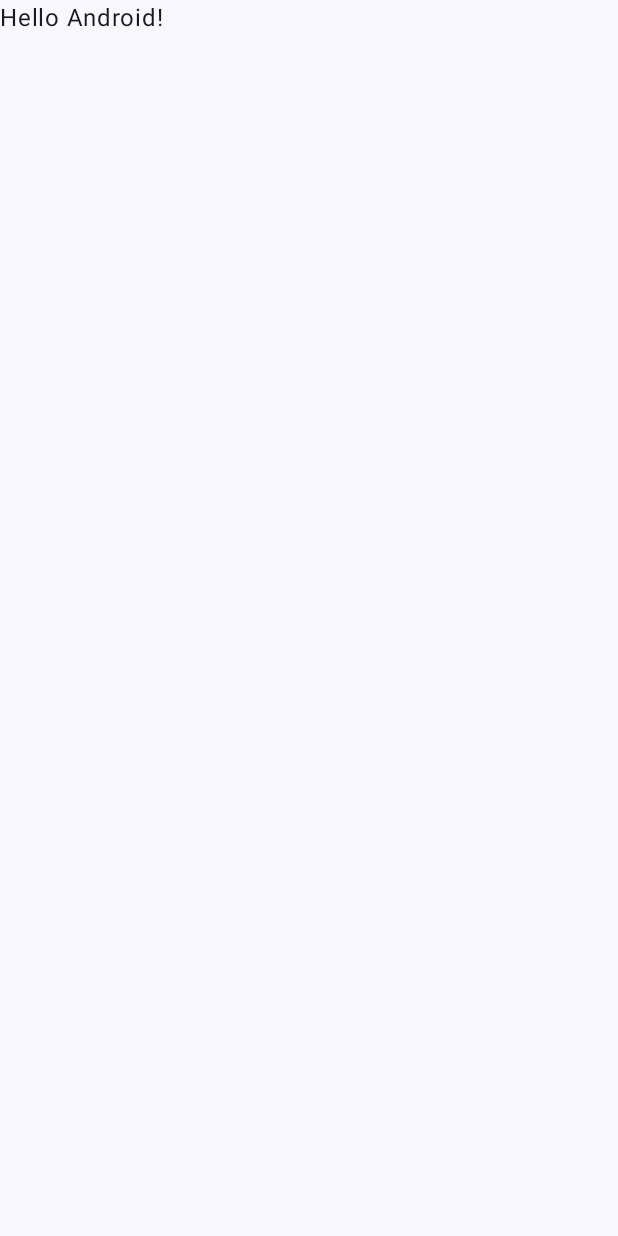
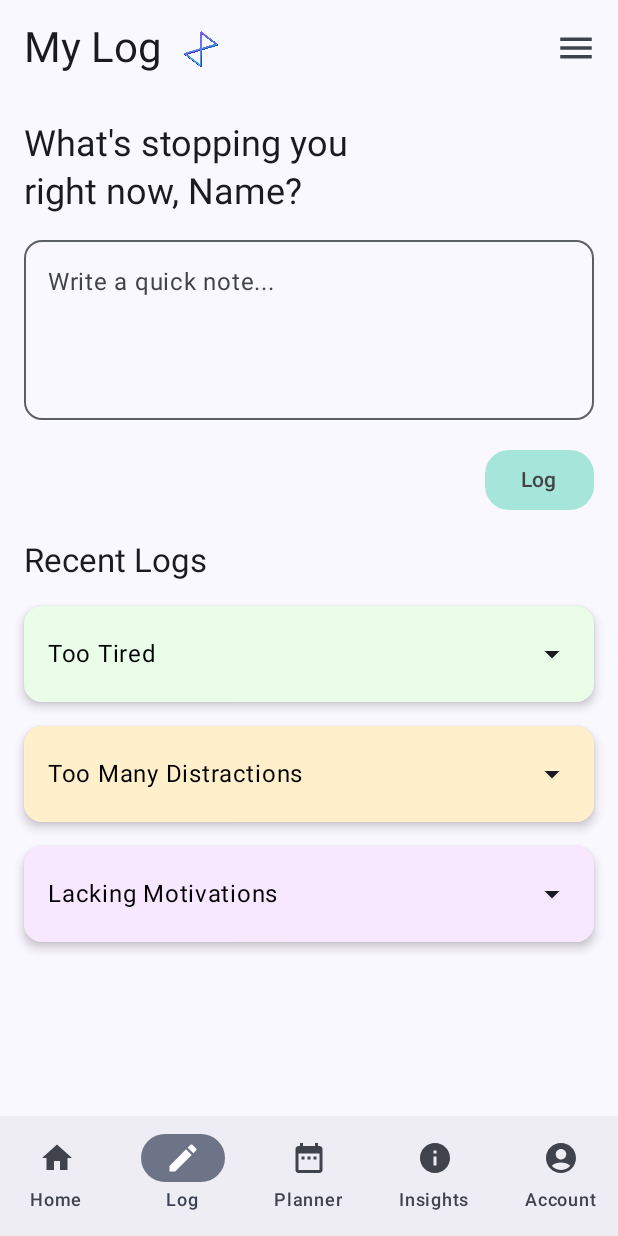
Before and after one commit to Cos229-239/2025_10_Team1, an Android app built with Jetpack Compose: the screen it shows after launch (MainActivity), on a phone screen of 412 x 824 dp. Before the commit the screen is almost empty. Run offline under Robolectric (Android 15) with nearby library versions, the phone set to English and light mode, and no system bars.

Commit message:
Finished Log Screen.

```diff
--- a/app/build.gradle.kts
+++ b/app/build.gradle.kts
@@ -49,6 +49,8 @@ dependencies {
     implementation(libs.androidx.compose.ui.graphics)
     implementation(libs.androidx.compose.ui.tooling.preview)
     implementation(libs.androidx.compose.material3)
+
+
     testImplementation(libs.junit)
     androidTestImplementation(libs.androidx.junit)
     androidTestImplementation(libs.androidx.espresso.core)
@@ -56,4 +58,5 @@ dependencies {
     androidTestImplementation(libs.androidx.compose.ui.test.junit4)
     debugImplementation(libs.androidx.compose.ui.tooling)
     debugImplementation(libs.androidx.compose.ui.test.manifest)
+
 }
--- a/app/src/main/java/com/example/myapplication/MainActivity.kt
+++ b/app/src/main/java/com/example/myapplication/MainActivity.kt
@@ -5,12 +5,8 @@ import androidx.activity.ComponentActivity
 import androidx.activity.compose.setContent
 import androidx.activity.enableEdgeToEdge
 import androidx.compose.foundation.layout.fillMaxSize
-import androidx.compose.foundation.layout.padding
-import androidx.compose.material3.Scaffold
-import androidx.compose.material3.Text
-import androidx.compose.runtime.Composable
 import androidx.compose.ui.Modifier
-import androidx.compose.ui.tooling.preview.Preview
+import com.example.myapplication.ui.log.LogScreen // <-- This line imports your new screen
 import com.example.myapplication.ui.theme.MyApplicationTheme
 
 class MainActivity : ComponentActivity() {
@@ -19,29 +15,12 @@ class MainActivity : ComponentActivity() {
         enableEdgeToEdge()
         setContent {
             MyApplicationTheme {
-                Scaffold(modifier = Modifier.fillMaxSize()) { innerPadding ->
-                    Greeting(
-                        name = "Android",
-                        modifier = Modifier.padding(innerPadding)
-                    )
-                }
+                // We are calling the new LogScreen here instead of the old "Greeting"
+                LogScreen(
+                    userName = "Name", // You can change this to a dynamic name
+                    modifier = Modifier.fillMaxSize()
+                )
             }
         }
     }
 }
-
-@Composable
-fun Greeting(name: String, modifier: Modifier = Modifier) {
-    Text(
-        text = "Hello $name!",
-        modifier = modifier
-    )
-}
-
-@Preview(showBackground = true)
-@Composable
-fun GreetingPreview() {
-    MyApplicationTheme {
-        Greeting("Android")
-    }
-}
--- /dev/null
+++ b/app/src/main/java/com/example/myapplication/ui/log/LogScreen.kt
@@ -0,0 +1,334 @@
+package com.example.myapplication.ui.log
+
+
+import android.util.Log
+
+import com.example.myapplication.R
+import androidx.compose.animation.core.animateFloatAsState
+import androidx.compose.animation.core.tween
+import androidx.compose.foundation.background
+import androidx.compose.foundation.clickable
+import androidx.compose.foundation.layout.*
+import androidx.compose.foundation.lazy.LazyColumn
+import androidx.compose.foundation.lazy.items
+import androidx.compose.foundation.shape.RoundedCornerShape
+import androidx.compose.material.icons.Icons
+import androidx.compose.material.icons.filled.*
+import androidx.compose.material3.*
+import androidx.compose.runtime.*
+import androidx.compose.runtime.getValue
+import androidx.compose.runtime.setValue
+import androidx.compose.ui.Alignment
+import androidx.compose.ui.Modifier
+import androidx.compose.ui.draw.clip
+import androidx.compose.ui.graphics.Color
+import androidx.compose.ui.graphics.graphicsLayer
+import androidx.compose.ui.graphics.vector.ImageVector
+import androidx.compose.ui.res.painterResource
+import androidx.compose.ui.text.font.FontWeight
+import androidx.compose.ui.tooling.preview.Preview
+import androidx.compose.ui.unit.dp
+import com.example.myapplication.ui.theme.MyApplicationTheme
+
+
+data class RecentLog(val title: String, val color: Color)
+// --- UPDATE: Added a text color property for better contrast ---
+data class DropdownItem(val text: String, val backgroundColor: Color, val textColor: Color)
+
+
+@OptIn(ExperimentalMaterial3Api::class)
+@Composable
+fun LogScreen(userName: String, modifier: Modifier = Modifier) {
+    val recentLogs = remember {
+        mutableStateListOf(
+            RecentLog("Too Tired", Color(0xFFEAFDE9)),
+            RecentLog("Too Many Distractions", Color(0xFFFFEFCB)),
+            RecentLog("Lacking Motivations", Color(0xFFF8E8FF))
+        )
+    }
+    var newLogText by remember { mutableStateOf("") }
+    val logColors = listOf(
+        Color(0xFFEAFDE9), // Light Green
+        Color(0xFFFFEFCB), // Light Orange
+        Color(0xFFF8E8FF), // Light Purple
+        Color(0xFFE0F7FA), // Light Cyan
+        Color(0xFFFFEBEE)  // Light Pink
+    )
+
+    Scaffold(
+        topBar = { LogTopAppBar() },
+        bottomBar = { LogBottomNavigationBar() },
+        modifier = modifier
+    ) { paddingValues ->
+        LazyColumn(
+            modifier = Modifier
+                .fillMaxSize()
+                .padding(paddingValues)
+                .padding(horizontal = 16.dp),
+            verticalArrangement = Arrangement.spacedBy(16.dp)
+        ) {
+            item {
+                Spacer(modifier = Modifier.height(16.dp))
+                LogInputSection(
+                    userName = userName,
+                    text = newLogText,
+                    onTextChange = { newLogText = it },
+                    onLogSubmitted = {
+                        if (newLogText.isNotBlank()) {
+                            recentLogs.add(0, RecentLog(newLogText, logColors.random()))
+                            newLogText = ""
+                        }
+                    }
+                )
+            }
+            item {
+                Text(
+                    text = "Recent Logs",
+                    style = MaterialTheme.typography.titleLarge
+                )
+            }
+            items(recentLogs) { log ->
+                RecentLogItem(log = log)
+            }
+        }
+    }
+}
+
+@OptIn(ExperimentalMaterial3Api::class)
+@Composable
+fun LogTopAppBar() {
+    var menuExpanded by remember { mutableStateOf(false) }
+    // --- UPDATE: Using new DropdownItem structure with background and text colors ---
+    val menuItems = listOf(
+        DropdownItem("Focus", backgroundColor = Color(0xFFE8F5E9), textColor = Color(0xFF2E7D32)),       // Light Green / Dark Green
+        DropdownItem("Breakroom", backgroundColor = Color(0xFFE3F2FD), textColor = Color(0xFF1565C0)), // Light Blue / Dark Blue
+        DropdownItem("Insights", backgroundColor = Color(0xFFFFF8E1), textColor = Color(0xFFF9A825)),  // Light Amber / Dark Amber
+        DropdownItem("Planner", backgroundColor = Color(0xFFF3E5F5), textColor = Color(0xFF6A1B9A)),   // Light Purple / Dark Purple
+        DropdownItem("Home", backgroundColor = Color(0xFFFFEBEE), textColor = Color(0xFFC62828)),         // Light Red / Dark Red
+        DropdownItem("Menu", backgroundColor = Color(0xFFECEFF1), textColor = Color(0xFF37474F))          // Light Grey / Dark Grey
+    )
+
+    TopAppBar(
+        title = {
+            Row(verticalAlignment = Alignment.CenterVertically) {
+                Text(
+                    text = "My Log",
+                    style = MaterialTheme.typography.headlineMedium
+                )
+                Icon(
+                    painter = painterResource(id = R.drawable.tisense_icon_2),
+                    contentDescription = "App Logo",
+                    tint = Color.Unspecified,
+                    modifier = Modifier.size(54.dp)
+                )
+            }
+        },
+        actions = {
+            Box {
+                IconButton(onClick = { menuExpanded = true }) {
+                    Icon(
+                        imageVector = Icons.Filled.Menu,
+                        contentDescription = "Menu",
+                        modifier = Modifier.size(28.dp)
+                    )
+                }
+                DropdownMenu(
+                    expanded = menuExpanded,
+                    onDismissRequest = { menuExpanded = false }
+                ) {
+                    menuItems.forEach { item ->
+                        DropdownMenuItem(
+                            text = {
+                                // --- UPDATE: Creating the oval bubble ---
+                                Box(
+                                    modifier = Modifier
+                                        .clip(RoundedCornerShape(50)) // Makes it an oval/pill shape
+                                        .background(item.backgroundColor)
+                                        .padding(horizontal = 12.dp, vertical = 6.dp)
+                                ) {
+                                    Text(item.text, color = item.textColor)
+                                }
+                            },
+                            onClick = {
+                                Log.d("LogScreen", "${item.text} clicked")
+                                menuExpanded = false
+                            }
+                        )
+                    }
+                }
+            }
+        },
+        colors = TopAppBarDefaults.topAppBarColors(
+            containerColor = Color.Transparent
+        )
+    )
+}
+
+@Composable
+fun LogInputSection(
+    userName: String,
+    text: String,
+    onTextChange: (String) -> Unit,
+    onLogSubmitted: () -> Unit
+) {
+    Column(modifier = Modifier.fillMaxWidth()) {
+        Text(
+            text = "What's stopping you\nright now, $userName?",
+            style = MaterialTheme.typography.headlineSmall,
+            modifier = Modifier.padding(bottom = 16.dp)
+        )
+        OutlinedTextField(
+            value = text,
+            onValueChange = onTextChange,
+            placeholder = { Text("Write a quick note...") },
+            modifier = Modifier
+                .fillMaxWidth()
+                .height(120.dp),
+            shape = RoundedCornerShape(12.dp)
+        )
+        Spacer(modifier = Modifier.height(16.dp))
+        Button(
+            onClick = onLogSubmitted,
+            modifier = Modifier.align(Alignment.End),
+            shape = MaterialTheme.shapes.large,
+            colors = ButtonDefaults.buttonColors(
+                containerColor = Color(0xFFA6E6DA)
+            )
+        ) {
+            Text("Log", color = Color.DarkGray)
+        }
+    }
+}
+
+@Composable
+fun RecentLogItem(log: RecentLog) {
+    var isFlipped by remember { mutableStateOf(false) }
+
+    val rotation by animateFloatAsState(
+        targetValue = if (isFlipped) 180f else 0f,
+        animationSpec = tween(durationMillis = 600),
+        label = "rotationAnimation"
+    )
+
+    // --- AI ATTRIBUTION ---
+    // The following function provides mock recommendations for demonstration purposes.
+    // In a real application, this logic would be replaced by a call to a generative
+    // AI model like Google's Gemini API.
+    fun getAiRecommendation(title: String): String {
+        return when {
+            "tired" in title.lowercase() -> "Try the 5-minute rule: work on a task for just 5 minutes. Often, starting is the hardest part. A short walk can also boost energy."
+            "distractions" in title.lowercase() -> "Consider using 'Focus Mode' on your phone. Put on headphones, even with no music, to signal to others that you're busy."
+            "motivation" in title.lowercase() -> "Break down your main goal into smaller, more manageable tasks. Celebrate completing each small step to build momentum."
+            else -> "A great first step is to take a deep breath. Stand up, stretch, and get a glass of water. A brief reset can do wonders for your focus and clarity."
+        }
+    }
+
+    Card(
+        modifier = Modifier
+            .fillMaxWidth()
+            .clickable { isFlipped = !isFlipped }
+            .graphicsLayer {
+                rotationY = rotation
+                cameraDistance = 8 * density
+            },
+        shape = RoundedCornerShape(12.dp),
+        elevation = CardDefaults.cardElevation(defaultElevation = 4.dp)
+    ) {
+        if (rotation < 90f) {
+            CardFront(log)
+        } else {
+            CardBack(log, getAiRecommendation(log.title))
+        }
+    }
+}
+
+@Composable
+fun CardFront(log: RecentLog) {
+    Row(
+        modifier = Modifier
+            .fillMaxWidth()
+            .background(log.color)
+            .padding(horizontal = 16.dp, vertical = 20.dp),
+        horizontalArrangement = Arrangement.SpaceBetween,
+        verticalAlignment = Alignment.CenterVertically
+    ) {
+        Text(
+            text = log.title,
+            style = MaterialTheme.typography.bodyLarge,
+            color = Color.Black
+        )
+        Icon(
+            imageVector = Icons.Filled.ArrowDropDown,
+            contentDescription = "Expand Log"
+        )
+    }
+}
+
+@Composable
+fun CardBack(log: RecentLog, recommendation: String) {
+    Column(
+        modifier = Modifier
+            .fillMaxWidth()
+            .background(log.color)
+            .graphicsLayer {
+                rotationY = 180f
+            }
+            .padding(16.dp),
+        horizontalAlignment = Alignment.CenterHorizontally,
+        verticalArrangement = Arrangement.Center
+    ) {
+        Text(
+            text = "AI Recommendation",
+            style = MaterialTheme.typography.titleMedium,
+            fontWeight = FontWeight.Bold,
+            color = Color.Black
+        )
+        Spacer(modifier = Modifier.height(8.dp))
+        Text(
+            text = recommendation,
+            style = MaterialTheme.typography.bodyMedium,
+            color = Color.DarkGray
+        )
+    }
+}
+
+
+data class BottomNavItem(
+    val label: String,
+    val icon: ImageVector,
+    val route: String
+)
+
+@Composable
+fun LogBottomNavigationBar() {
+    val items = listOf(
+        BottomNavItem("Home", Icons.Filled.Home, "home"),
+        BottomNavItem("Log", Icons.Filled.Edit, "log"),
+        BottomNavItem("Planner", Icons.Filled.DateRange, "planner"),
+        BottomNavItem("Insights", Icons.Filled.Info, "insights"),
+        BottomNavItem("Account", Icons.Filled.AccountCircle, "account")
+    )
+    var selectedItem by remember { mutableIntStateOf(1) } // "Log" is selected
+
+    NavigationBar {
+        items.forEachIndexed { index, item ->
+            NavigationBarItem(
+                icon = { Icon(item.icon, contentDescription = item.label) },
+                label = { Text(item.label) },
+                selected = selectedItem == index,
+                onClick = {
+                    selectedItem = index
+                    Log.d("LogScreen", "Navigate to: ${item.route}")
+                }
+            )
+        }
+    }
+}
+
+@Preview(showBackground = true, device = "id:pixel_4")
+@Composable
+fun LogScreenPreview() {
+    MyApplicationTheme {
+        LogScreen(userName = "Name")
+    }
+}
--- /dev/null
+++ b/app/src/main/libs.versions.toml
@@ -0,0 +1,5 @@
+toml
+[libraries]
+# ... (other libraries)
+androidx-compose-material3 = { group = "androidx.compose.material3", name = "material3" }
+androidx-compose-material-icons-extended = { group = "androidx.compose.material", name = "material-icons-extended" } # Add this line
--- a/gradle/libs.versions.toml
+++ b/gradle/libs.versions.toml
@@ -24,6 +24,7 @@ androidx-compose-ui-tooling-preview = { group = "androidx.compose.ui", name = "u
 androidx-compose-ui-test-manifest = { group = "androidx.compose.ui", name = "ui-test-manifest" }
 androidx-compose-ui-test-junit4 = { group = "androidx.compose.ui", name = "ui-test-junit4" }
 androidx-compose-material3 = { group = "androidx.compose.material3", name = "material3" }
+androidx-compose-material-icons-extended = { group = "androidx.compose.material", name = "material-icons-extended" }
 
 [plugins]
 android-application = { id = "com.android.application", version.ref = "agp" }
```
Also changed, not shown: app/src/main/res/drawable/tisense_icon_2.png (added).
